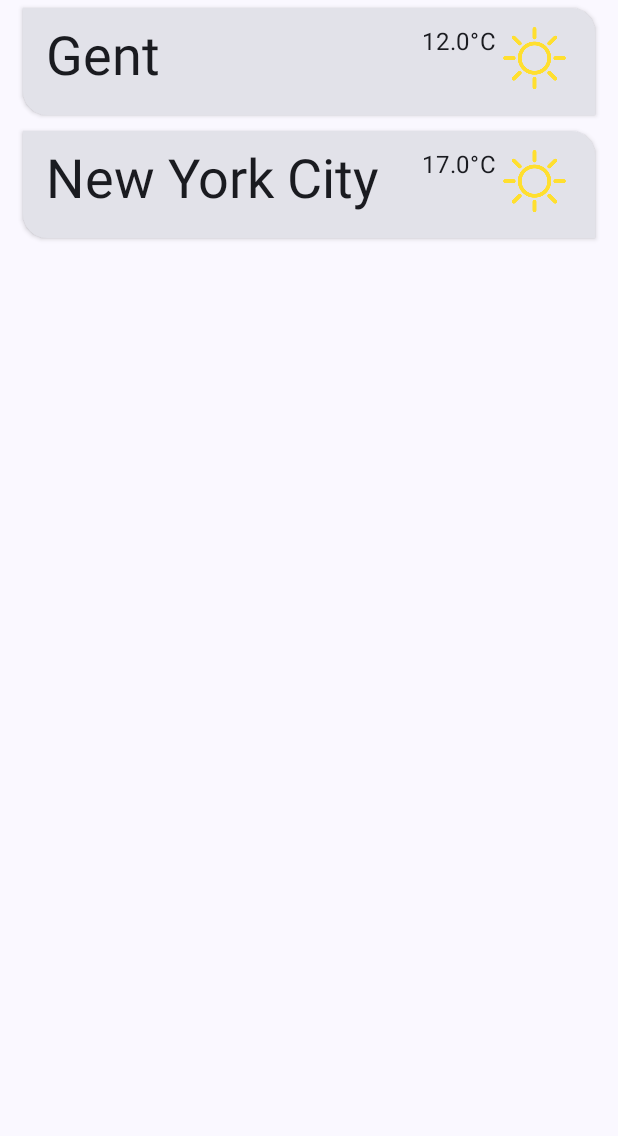
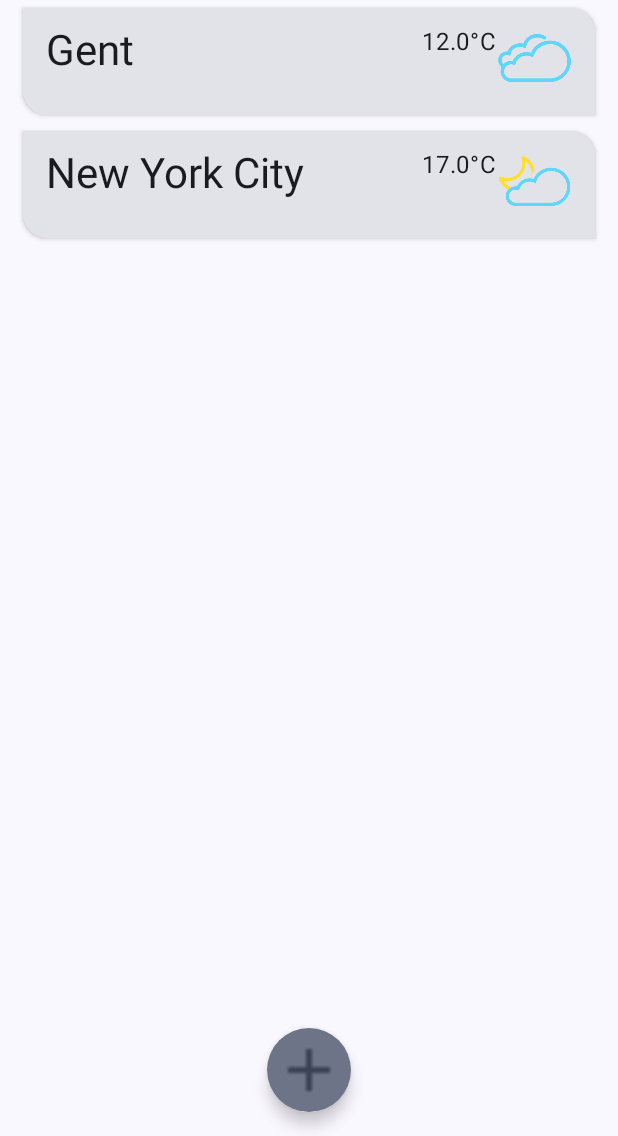
Before and after one commit to lorenzdbie/Android-School-Project, an Android app built with Jetpack Compose: the screen it shows after launch (MainActivity), on a phone screen of 412 x 824 dp, the part 100-1236 px from its top. Run offline under Robolectric (Android 15) with nearby library versions, the phone set to English and light mode, and no system bars; our stand-ins replace window size class.

Commit message:
different add City floating button for all screen sizes

```diff
--- a/app/src/main/java/com/example/androidschoolproject/data/LocalWeatherDataProvider.kt
+++ b/app/src/main/java/com/example/androidschoolproject/data/LocalWeatherDataProvider.kt
@@ -50,7 +50,7 @@
                     humidity = 81f,
                     windSpeed = 4.12f,
                     windDirection = 200f,
-                    weatherIcon = "01n",
+                    weatherIcon = "02n",
                 ),
                 pollution = Pollution(
                     timeStamp = "2023-10-28T10:00:00.000Z",
--- a/app/src/main/java/com/example/androidschoolproject/ui/WeatherHomeScreen.kt
+++ b/app/src/main/java/com/example/androidschoolproject/ui/WeatherHomeScreen.kt
@@ -10,21 +10,29 @@
 import androidx.compose.foundation.layout.size
 import androidx.compose.foundation.lazy.LazyColumn
 import androidx.compose.foundation.lazy.items
+import androidx.compose.material.icons.Icons
+import androidx.compose.material.icons.filled.Add
 import androidx.compose.material3.Card
 import androidx.compose.material3.CardDefaults
 import androidx.compose.material3.CenterAlignedTopAppBar
 import androidx.compose.material3.ExperimentalMaterial3Api
+import androidx.compose.material3.ExtendedFloatingActionButton
+import androidx.compose.material3.FloatingActionButton
+import androidx.compose.material3.FloatingActionButtonDefaults
+import androidx.compose.material3.Icon
 import androidx.compose.material3.MaterialTheme
 import androidx.compose.material3.Scaffold
 import androidx.compose.material3.Text
 import androidx.compose.runtime.Composable
 import androidx.compose.ui.Alignment
 import androidx.compose.ui.Modifier
+import androidx.compose.ui.draw.scale
 import androidx.compose.ui.layout.ContentScale
 import androidx.compose.ui.res.dimensionResource
 import androidx.compose.ui.res.painterResource
 import androidx.compose.ui.res.stringResource
 import androidx.compose.ui.unit.dp
+import androidx.compose.ui.unit.sp
 import com.example.androidschoolproject.R
 import com.example.androidschoolproject.model.WeatherCity
 import com.example.androidschoolproject.ui.utils.WeatherContentType
@@ -43,6 +51,13 @@
         topBar = {
             WeatherTopAppBar()
         },
+        bottomBar = {
+            if (contentType == WeatherContentType.LIST_AND_DETAIL) {
+                WeatherExtendedBottomAddBar(onClick = { /*TODO*/ })
+            } else {
+                WeatherBottomAddBar(onClick = { /*TODO*/ })
+            }
+        },
     ) { it ->
         LazyColumn(contentPadding = it) {
             items(weatherUiState.cityList) {
@@ -58,14 +73,14 @@
 @Composable
 fun CityWeatherCard(city: WeatherCity, modifier: Modifier = Modifier) {
     @DrawableRes val icon = when (city.weather.weatherIcon) {
-        "1d" -> R.drawable._1d
-        "1n" -> R.drawable._1n
-        "2d" -> R.drawable._2d
-        "2n" -> R.drawable._2n
-        "3d" -> R.drawable._3d
-        "4d" -> R.drawable._4d
-        "9d" -> R.drawable._9d
-        "10d" -> R.drawable._10d
+        "01d" -> R.drawable._1d
+        "01n" -> R.drawable._1n
+        "02d" -> R.drawable._2d
+        "02n" -> R.drawable._2n
+        "03d" -> R.drawable._3d
+        "04d" -> R.drawable._4d
+        "09d" -> R.drawable._9d
+        "010d" -> R.drawable._10d
         "10n" -> R.drawable._10n
         "11d" -> R.drawable._11d
         "13d" -> R.drawable._13d
@@ -75,10 +90,12 @@
 
     Card(
         elevation = CardDefaults.cardElevation(defaultElevation = 2.dp),
-        modifier = modifier.fillMaxWidth().padding(horizontal = 10.dp),
+        modifier = modifier
+            .fillMaxWidth()
+            .padding(horizontal = 10.dp),
     ) {
         Row(modifier = modifier.padding(horizontal = 10.dp, vertical = 5.dp)) {
-            Text(text = city.city, style = MaterialTheme.typography.displaySmall)
+            Text(text = city.city, style = MaterialTheme.typography.headlineMedium, modifier = Modifier.fillMaxWidth(0.7f))
             Spacer(modifier = Modifier.weight(1f))
             Text(text = "${city.weather.temperature}°C")
             Box(modifier = Modifier.size(50.dp)) {
@@ -120,3 +137,52 @@
         modifier = modifier,
     )
 }
+
+@Composable
+private fun WeatherBottomAddBar(
+    onClick: () -> Unit,
+    modifier: Modifier = Modifier,
+) {
+    Box(
+        modifier = Modifier.fillMaxWidth(),
+        contentAlignment = Alignment.BottomCenter,
+    ) {
+        FloatingActionButton(
+            onClick = onClick,
+            containerColor = MaterialTheme.colorScheme.secondaryContainer,
+            contentColor = MaterialTheme.colorScheme.secondary,
+            shape = MaterialTheme.shapes.small,
+            elevation = FloatingActionButtonDefaults.elevation(),
+            modifier = Modifier.padding(16.dp),
+        ) {
+            Icon(Icons.Filled.Add, contentDescription = stringResource(id = R.string.add_city_button), modifier = Modifier.scale(2f))
+        }
+    }
+}
+
+@Composable
+private fun WeatherExtendedBottomAddBar(
+    onClick: () -> Unit,
+    modifier: Modifier = Modifier,
+) {
+    Box(
+        modifier = Modifier.fillMaxWidth(),
+        contentAlignment = Alignment.BottomStart,
+    ) {
+        ExtendedFloatingActionButton(
+            onClick = onClick,
+            text = { Text(text = stringResource(id = R.string.add_city), fontSize = 25.sp) },
+            containerColor = MaterialTheme.colorScheme.secondaryContainer,
+            contentColor = MaterialTheme.colorScheme.secondary,
+            shape = MaterialTheme.shapes.small,
+            icon = {
+                Icon(
+                    Icons.Filled.Add,
+                    contentDescription = stringResource(id = R.string.add_city_button),
+                    modifier = Modifier.scale(2f),
+                )
+            },
+            modifier = Modifier.padding(16.dp),
+        )
+    }
+}
--- a/app/src/main/res/values/strings.xml
+++ b/app/src/main/res/values/strings.xml
@@ -2,4 +2,6 @@
     <string name="app_name">Weather</string>
     <string name="api_key">efc93cd2-4e04-445e-beec-c8e9d2b5aca1</string>
     <string name="urlExternalAPI">https://api.airvisual.com/v2/</string>
+    <string name="add_city">Add city</string>
+    <string name="add_city_button">Add city button</string>
 </resources>
```
Also changed, not shown: app/src/main/res/drawable/add_icon.png (added).
